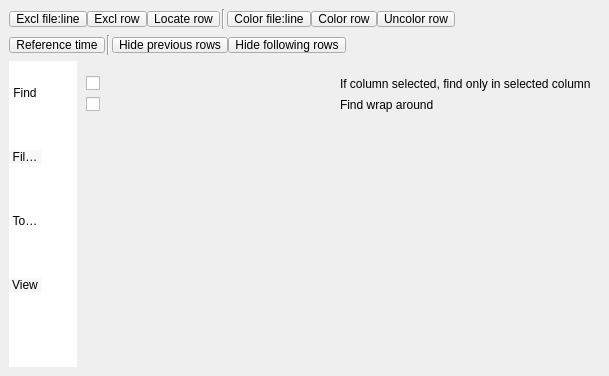
Before: the Qt Designer form trace_server/settingslog.ui in mojmir-svoboda/DbgToolkit, drawn with Qt 5.
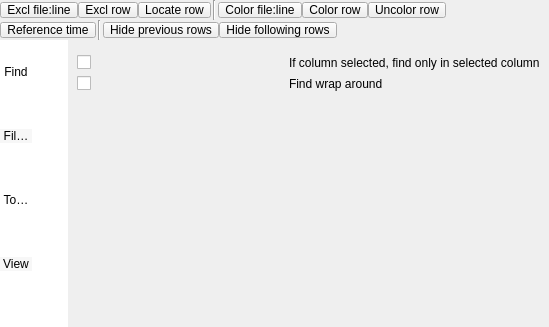
After: the same form once the commit is applied. Icons and pictures are not drawn. Custom widgets are drawn as their Qt base class.

Commit message: * log ctx ui slimmer

The edit to the form file:
```diff
--- a/trace_server/settingslog.ui
+++ b/trace_server/settingslog.ui
@@ -6,8 +6,8 @@
    <rect>
     <x>0</x>
     <y>0</y>
-    <width>609</width>
-    <height>376</height>
+    <width>549</width>
+    <height>327</height>
    </rect>
   </property>
   <property name="floating">
@@ -18,6 +18,12 @@
   </property>
   <widget class="QWidget" name="dockWidgetContents">
    <layout class="QVBoxLayout" name="verticalLayout">
+    <property name="spacing">
+     <number>0</number>
+    </property>
+    <property name="margin">
+     <number>0</number>
+    </property>
     <item>
      <layout class="QHBoxLayout" name="cacheLayout">
       <property name="spacing">
```
